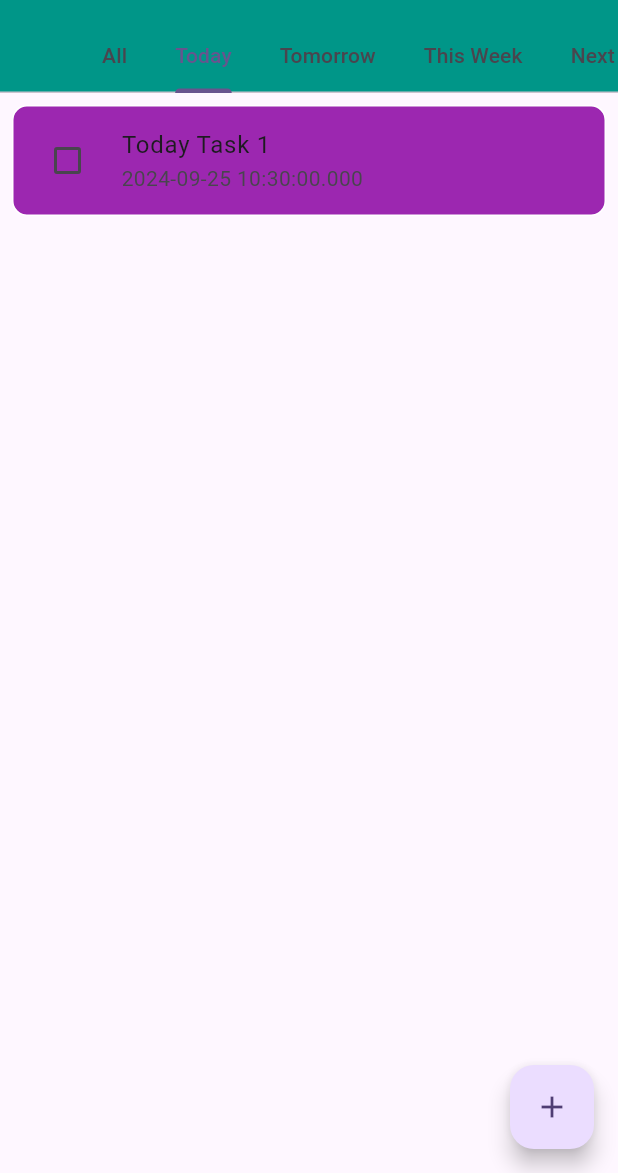
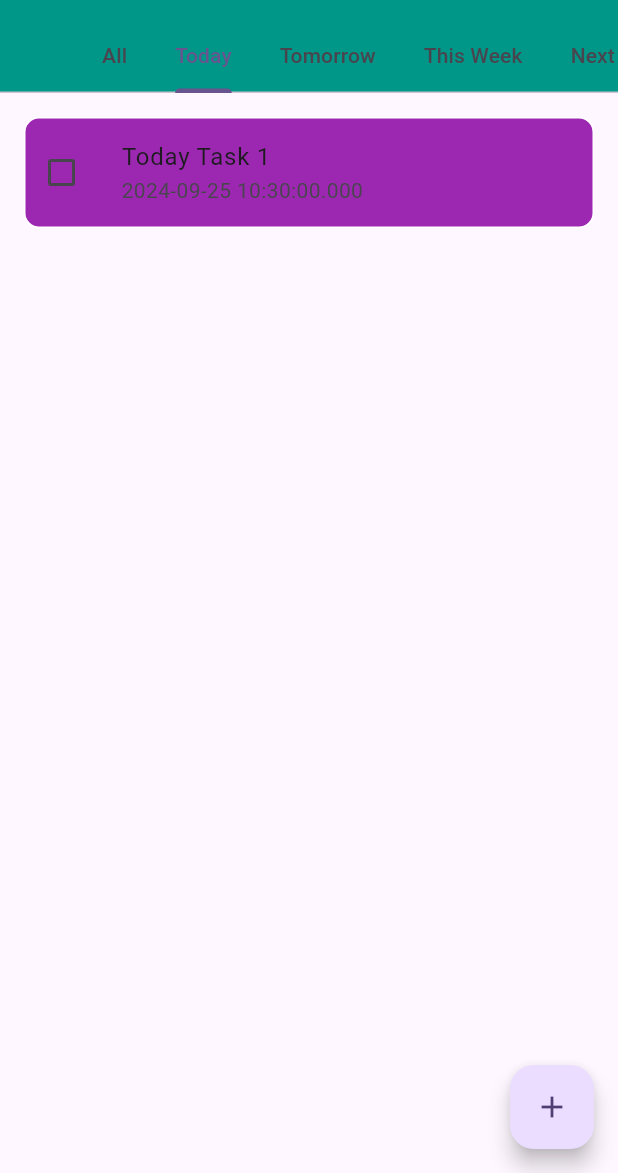
Before and after one commit to wassimrahali/Started-with-Flutter-TUTO-, a Flutter app: the screen it shows after launch, tab 2 chosen, on a phone screen of 412 x 824 dp, the part 63-1236 px from its top. Run offline on Flutter 3.47's test engine with Material 3 defaults, Android fonts, the phone set to English and light mode, and no system bars; our stand-ins replace table_calendar; missing offline and left inert: dart_date.

Commit message:
Flexible Checkbox List Tile 🐞

```diff
--- a/lib/widget/ListTaskWidget.dart
+++ b/lib/widget/ListTaskWidget.dart
@@ -14,9 +14,10 @@ class ListTaskWidget extends StatefulWidget {
 class _ListTaskWidgetState extends State<ListTaskWidget> {
   @override
   Widget build(BuildContext context) {
-    return Consumer<TaskModel>(
-        builder: (context, model, child) {
-          return ListView.builder(
+    return Consumer<TaskModel>(builder: (context, model, child) {
+      return Padding(
+        padding: const EdgeInsets.all(8.0),
+        child: ListView.builder(
           itemCount: model.todoTasks[globals.today]!.length,
           itemBuilder: (BuildContext context, int index) {
             return Padding(
@@ -27,23 +28,25 @@ class _ListTaskWidgetState extends State<ListTaskWidget> {
                     border: Border.all(
                       color: Colors.white,
                     ),
-                      borderRadius: BorderRadius.circular(10)
-                  ),
-                  child: CheckboxListTile(
+                    borderRadius: BorderRadius.circular(10)),
+                child: ListTile(
+                  contentPadding: EdgeInsets.zero,
                   title: Text(model.todoTasks[globals.today]![index].title),
+                  subtitle: Text(
+                      model.todoTasks[globals.today]![index].deadline.toString()),
+                  leading: Checkbox(
                     value: model.todoTasks[globals.today]![index].status,
-                    subtitle: Text(model.todoTasks[globals.today]![index].deadline.toString()),
                     onChanged: (bool? value) {
-                      model.markAsDone(globals.today,index);
+                      model.markAsDone(globals.today, index);
                       print(model.todoTasks[globals.today]![index].status);
                     },
-                    controlAffinity: ListTileControlAffinity.leading,
+                  ),
                 ),
               ),
             );
           },
+        ),
       );
-        }
-    );
+    });
   }
 }
```
Lines whose indentation alone changed are shown as unchanged.
